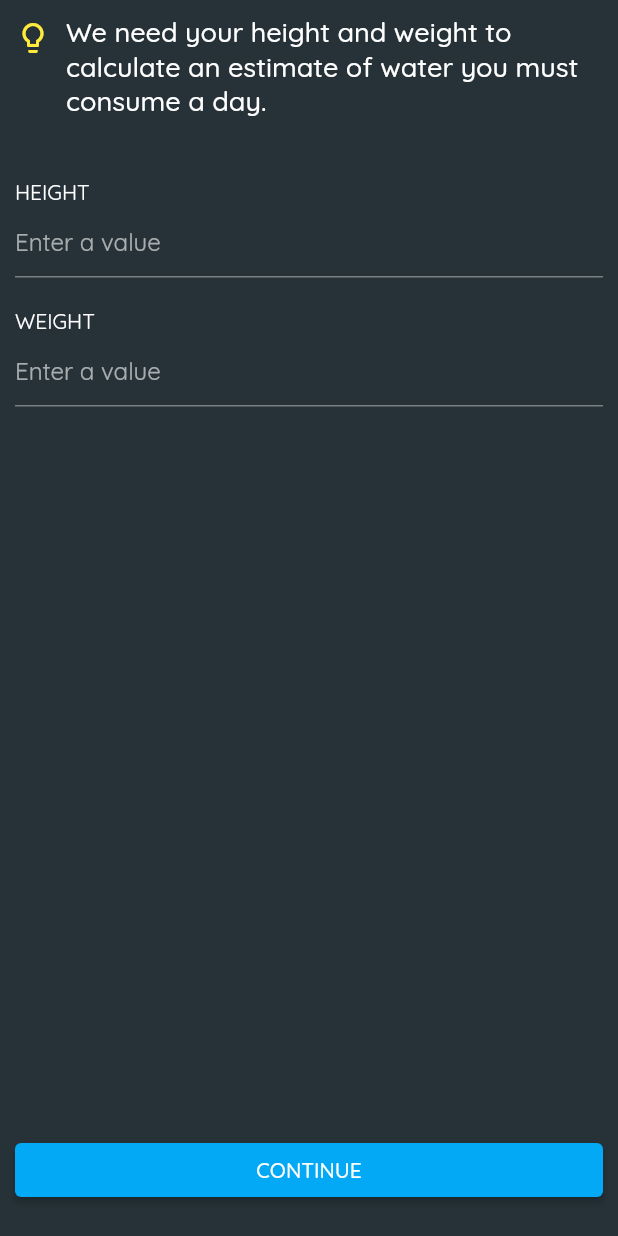
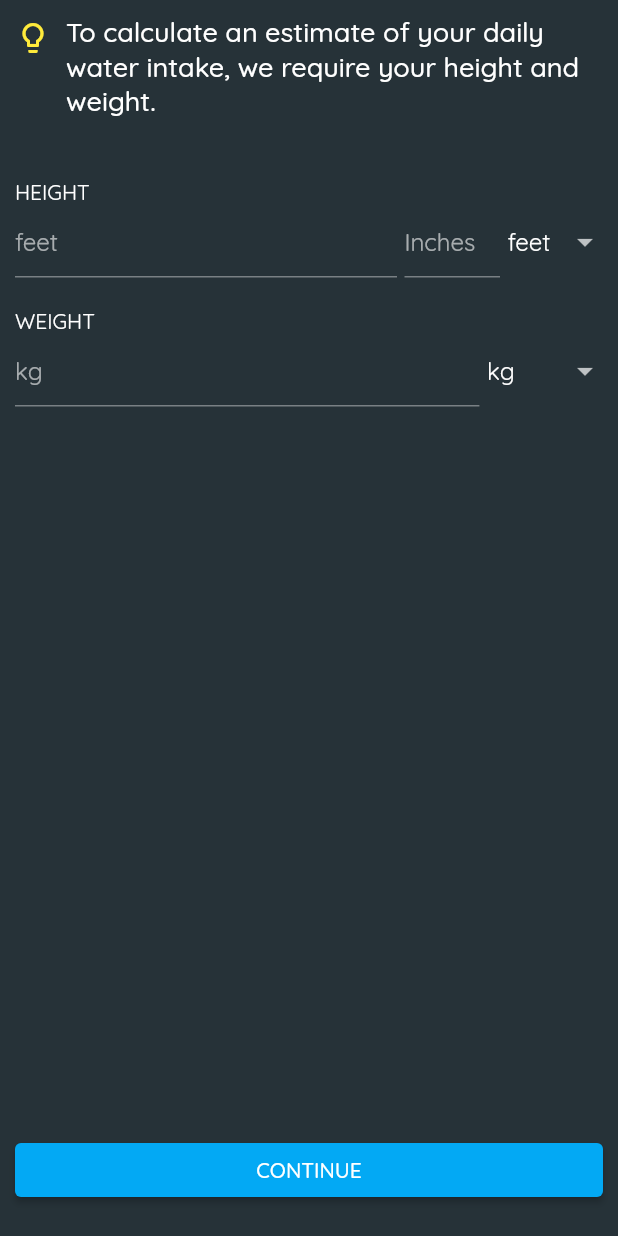
Before and after one commit to sudoadarsh/HydraSip, a Flutter app: the HwPage widget shown alone on an empty page, opened directly with empty values, on a phone screen of 412 x 824 dp. Run offline on Flutter 3.47's test engine with Material 2 defaults, Android fonts, the phone set to English and light mode, and no system bars; our stand-ins replace bloc, flutter_bloc, shared_preferences; missing offline and left inert: dart:ffi; accounts and stored records are empty.

Commit message:
-- UI + Functionality: -- Height and weight page completed.

```diff
--- a/lib/constants/string_constants.dart
+++ b/lib/constants/string_constants.dart
@@ -10,6 +10,6 @@ class StringC {
   static const String weight = 'WEIGHT';
   static const String enterAValue = 'Enter a value';
   static const String cont = 'CONTINUE';
-  static const String requestHW = 'We need your height and weight to calculate an estimate of water you must consume a day.';
-
+  static const String requestHW = 'To calculate an estimate of your daily water intake, we require your height and weight.';
+  static const String inches = 'Inches';
 }
--- a/lib/modules/introduction/introduction_page.dart
+++ b/lib/modules/introduction/introduction_page.dart
@@ -47,22 +47,23 @@ class _IntroductionPageState extends State<IntroductionPage> {
           buildWhen: (prev, current) => prev != current,
           bloc: _introductionBloc,
           builder: (context, state) {
-            if (state is LoadingPageState) {
+            if (state is LoadingPageState || state is IntroductionInitial) {
               return const Center(child: CircularProgressIndicator.adaptive());
             } else if (state is GetPageIndexState) {
               _pageViewController = PageController(initialPage: state.index);
+            }
             return PageView(
               controller: _pageViewController,
               children: [
+                GetStartedPage(onGetStarted: _getStarted),
                 HwPage(
                   weightController: _weightController,
                   heightController: _heightController,
+                  bloc: _introductionBloc,
+                  onHWContinue: _onHWContinue,
                 ),
-                  GetStartedPage(onGetStarted: _getStarted),
               ],
             );
-            }
-            return const SizedBox.shrink();
           },
         ),
       ),
@@ -74,4 +75,8 @@ class _IntroductionPageState extends State<IntroductionPage> {
   void _getStarted() {
     _introductionBloc.add(UpdateCurrentIndex(index: 1));
   }
+
+  void _onHWContinue() {
+    _introductionBloc.add(UpdateCurrentIndex(index: 2));
   }
+}
--- a/lib/modules/introduction/logic/introduction_bloc.dart
+++ b/lib/modules/introduction/logic/introduction_bloc.dart
@@ -3,6 +3,7 @@ import 'dart:async';
 import 'package:bloc/bloc.dart';
 import 'package:hydra_sip/constants/constants.dart';
 import 'package:hydra_sip/utils/shared_pref.dart';
+import 'package:hydra_sip/utils/water_intake_calc/water_intake_calc.dart';
 import 'package:meta/meta.dart';
 
 part 'introduction_event.dart';
@@ -10,6 +11,10 @@ part 'introduction_event.dart';
 part 'introduction_state.dart';
 
 class IntroductionBloc extends Bloc<IntroductionEvent, IntroductionState> {
+
+  HeightMetrics heightMetric = HeightMetrics.feet;
+  WeightMetrics weightMetrics = WeightMetrics.kg;
+
   IntroductionBloc() : super(IntroductionInitial()) {
     /// To get the saved index of the latest page.
     on<GetCurrentPageEvent>((event, emit) {
@@ -23,6 +28,16 @@ class IntroductionBloc extends Bloc<IntroductionEvent, IntroductionState> {
       emit(GetPageIndexState(index: event.index));
       await _updateCurrentIndex(event.index);
     });
+
+    /// To toggle the metrics.
+    on<ToggleMetricsEvent>((event, emit) {
+      if (event.metric is HeightMetrics) {
+        heightMetric = event.metric;
+      } else {
+        weightMetrics = event.metric;
+      }
+      emit(MetricsToggledState());
+    });
   }
 
   int _getCurrentIndex() {
--- a/lib/modules/introduction/logic/introduction_event.dart
+++ b/lib/modules/introduction/logic/introduction_event.dart
@@ -9,3 +9,8 @@ class UpdateCurrentIndex extends IntroductionEvent {
   final int index;
   UpdateCurrentIndex({required this.index});
 }
+
+class ToggleMetricsEvent<T> extends IntroductionEvent {
+  final T? metric;
+  ToggleMetricsEvent({required this.metric});
+}
--- a/lib/modules/introduction/logic/introduction_state.dart
+++ b/lib/modules/introduction/logic/introduction_state.dart
@@ -11,3 +11,5 @@ class GetPageIndexState extends IntroductionState {
   final int index;
   GetPageIndexState({required this.index});
 }
+
+class MetricsToggledState extends IntroductionState {}
--- a/lib/modules/introduction/widgets/hw_page.dart
+++ b/lib/modules/introduction/widgets/hw_page.dart
@@ -4,11 +4,13 @@ class HwPage extends StatelessWidget {
   const HwPage({
     Key? key,
     required this.weightController,
-    required this.heightController,
+    required this.heightController, required this.bloc, required this.onHWContinue,
   }) : super(key: key);
 
   final TextEditingController weightController;
   final TextEditingController heightController;
+  final IntroductionBloc bloc;
+  final VoidCallback onHWContinue;
 
   @override
   Widget build(BuildContext context) {
@@ -23,9 +25,7 @@ class HwPage extends StatelessWidget {
                 crossAxisAlignment: CrossAxisAlignment.start,
                 children: [
                   Transform.translate(
-                      offset: const Offset(0, 3),
-                      child: IconC.hint
-                  ),
+                      offset: const Offset(0, 3), child: IconC.hint),
                   SizeC.spaceHorizontal10,
                   Expanded(
                     child: ASText(
@@ -35,22 +35,41 @@ class HwPage extends StatelessWidget {
                   ),
                 ],
               ),
-              SizeC.spaceVertical20,
-              SizeC.spaceVertical20,
-              ASText(StringC.height,
-                  style: Theme.of(context).textTheme.bodySmall),
-              TextField(
+              const SizedBox(height: 40),
+
+              // The height input field.
+              ASText(
+                StringC.height,
+                style: Theme.of(context).textTheme.bodySmall,
+              ),
+              TextFieldDropdown<HeightMetrics>(
+                hintText: bloc.heightMetric.name,
                 controller: heightController,
-                decoration:
-                    const InputDecoration(hintText: StringC.enterAValue),
+                dropdownValue: bloc.heightMetric,
+                items: HeightMetrics.values
+                    .map((e) => DropdownMenuItem<HeightMetrics>(
+                          value: e,
+                          child: Text(e.name),
+                        ))
+                    .toList(),
+                onChanged: (metric) => bloc.add(ToggleMetricsEvent<HeightMetrics>(metric: metric)),
               ),
               SizeC.spaceVertical20,
+
+              // The weight input field.
               ASText(StringC.weight,
                   style: Theme.of(context).textTheme.bodySmall),
-              TextField(
+              TextFieldDropdown<WeightMetrics>(
+                hintText: bloc.weightMetrics.name,
                 controller: weightController,
-                decoration:
-                    const InputDecoration(hintText: StringC.enterAValue),
+                dropdownValue: bloc.weightMetrics,
+                items: WeightMetrics.values
+                    .map((e) => DropdownMenuItem<WeightMetrics>(
+                          value: e,
+                          child: Text(e.name),
+                        ))
+                    .toList(),
+                onChanged: (metric) => bloc.add(ToggleMetricsEvent<WeightMetrics>(metric: metric)),
               ),
             ],
           ),
--- a/lib/modules/introduction/widgets/intro_page_widgets.dart
+++ b/lib/modules/introduction/widgets/intro_page_widgets.dart
@@ -1,6 +1,9 @@
 import 'package:flutter/material.dart';
 import 'package:hydra_sip/base/custom_widgets/custom_widgets.dart';
 import 'package:hydra_sip/constants/constants.dart';
+import 'package:hydra_sip/modules/introduction/logic/introduction_bloc.dart';
+import 'package:hydra_sip/utils/water_intake_calc/water_intake_calc.dart';
 
 part 'get_started_page.dart';
 part 'hw_page.dart';
+part 'text_field_dropdown.dart';
--- /dev/null
+++ b/lib/modules/introduction/widgets/text_field_dropdown.dart
@@ -0,0 +1,56 @@
+part of 'intro_page_widgets.dart';
+
+class TextFieldDropdown<T> extends StatelessWidget {
+  const TextFieldDropdown({
+    Key? key,
+    required this.hintText,
+    required this.controller,
+    required this.items,
+    required this.onChanged,
+    this.dropdownValue,
+  }) : super(key: key);
+
+  final String hintText;
+  final TextEditingController controller;
+  final List<DropdownMenuItem<T>> items;
+  final Function(T?) onChanged;
+  final T? dropdownValue;
+
+  @override
+  Widget build(BuildContext context) {
+    return Row(
+      children: [
+        Expanded(
+          flex: 4,
+          child: TextFormField(
+            decoration: InputDecoration(
+              hintText: hintText,
+            ),
+          ),
+        ),
+        if (dropdownValue == HeightMetrics.feet) ...[
+          SizeC.spaceHorizontal5,
+          Expanded(
+            flex: 1,
+            child: TextFormField(
+              decoration: const InputDecoration(
+                hintText: StringC.inches,
+              ),
+            ),
+          ),
+        ],
+        SizeC.spaceHorizontal5,
+        Expanded(
+          child: DropdownButtonHideUnderline(
+            child: DropdownButton<T>(
+              items: items,
+              onChanged: onChanged,
+              value: dropdownValue,
+              dropdownColor: Theme.of(context).scaffoldBackgroundColor,
+            ),
+          ),
+        ),
+      ],
+    );
+  }
+}
--- a/lib/utils/water_intake_calc/water_intake_calc.dart
+++ b/lib/utils/water_intake_calc/water_intake_calc.dart
@@ -19,6 +19,16 @@ enum Climate {
   final double factor;
 
   const Climate(this.factor);
+}
+
+enum HeightMetrics {
+  feet,
+  cm
+}
+
+enum WeightMetrics {
+  kg,
+  lbs
 }
 
 class WaterIntakeCalc {
```
Also changed, not shown: pubspec.lock. Lines whose indentation alone changed are shown as unchanged.
